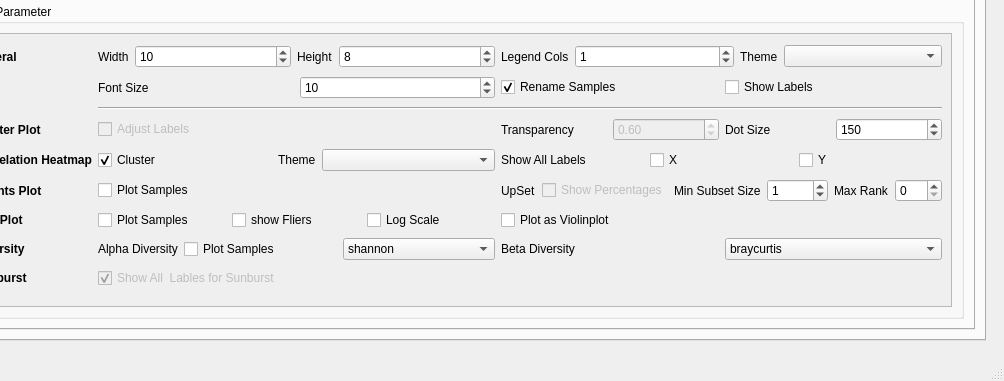
First picture: the form in metax/gui/metax_gui/main_window.ui, repository byemaxx/MetaX, before the edit; both pictures show x 88 to 1092 and y 371 to 752 of the 1092 by 752 pixel window.
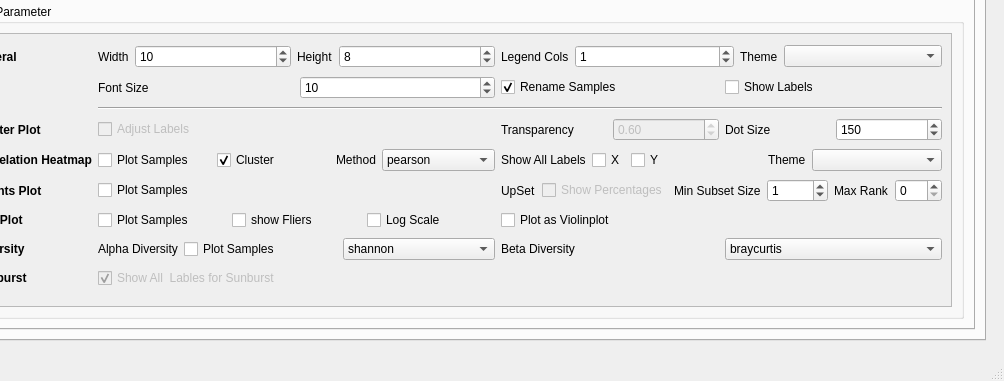
Second picture: the form after the edit. The open tabs and pages were chosen to show the change.

Commit message: - Change: Optimized the correlation heatmap plot.

```diff
--- a/metax/gui/metax_gui/main_window.ui
+++ b/metax/gui/metax_gui/main_window.ui
@@ -1830,7 +1830,7 @@
                        <rect>
                         <x>0</x>
                         <y>0</y>
-                        <width>799</width>
+                        <width>885</width>
                         <height>239</height>
                        </rect>
                       </property>
@@ -2406,6 +2406,12 @@
                         <layout class="QHBoxLayout" name="horizontalLayout_5">
                          <item>
                           <widget class="QLabel" name="label_129">
+                           <property name="sizePolicy">
+                            <sizepolicy hsizetype="Maximum" vsizetype="Preferred">
+                             <horstretch>0</horstretch>
+                             <verstretch>0</verstretch>
+                            </sizepolicy>
+                           </property>
                            <property name="text">
                             <string>Show All Labels</string>
                            </property>
@@ -2413,6 +2419,12 @@
                          </item>
                          <item>
                           <widget class="QCheckBox" name="checkBox_corr_show_all_labels_x">
+                           <property name="sizePolicy">
+                            <sizepolicy hsizetype="Fixed" vsizetype="Fixed">
+                             <horstretch>0</horstretch>
+                             <verstretch>0</verstretch>
+                            </sizepolicy>
+                           </property>
                            <property name="text">
                             <string>X</string>
                            </property>
@@ -2420,11 +2432,33 @@
                          </item>
                          <item>
                           <widget class="QCheckBox" name="checkBox_corr_show_all_labels_y">
+                           <property name="sizePolicy">
+                            <sizepolicy hsizetype="Minimum" vsizetype="Fixed">
+                             <horstretch>0</horstretch>
+                             <verstretch>0</verstretch>
+                            </sizepolicy>
+                           </property>
                            <property name="text">
                             <string>Y</string>
                            </property>
                           </widget>
                          </item>
+                         <item>
+                          <widget class="QLabel" name="label_192">
+                           <property name="sizePolicy">
+                            <sizepolicy hsizetype="Maximum" vsizetype="Preferred">
+                             <horstretch>0</horstretch>
+                             <verstretch>0</verstretch>
+                            </sizepolicy>
+                           </property>
+                           <property name="text">
+                            <string>Theme</string>
+                           </property>
+                          </widget>
+                         </item>
+                         <item>
+                          <widget class="QComboBox" name="comboBox_basic_corr_cmap"/>
+                         </item>
                         </layout>
                        </item>
                        <item row="4" column="0">
@@ -2471,6 +2505,13 @@
                        </item>
                        <item row="4" column="1">
                         <layout class="QHBoxLayout" name="horizontalLayout_3">
+                         <item>
+                          <widget class="QCheckBox" name="checkBox_corr_plot_samples">
+                           <property name="text">
+                            <string>Plot Samples</string>
+                           </property>
+                          </widget>
+                         </item>
                          <item>
                           <widget class="QCheckBox" name="checkBox_corr_cluster">
                            <property name="sizePolicy">
@@ -2488,20 +2529,42 @@
                           </widget>
                          </item>
                          <item>
-                          <widget class="QLabel" name="label_192">
+                          <widget class="QLabel" name="label_98">
                            <property name="sizePolicy">
-                            <sizepolicy hsizetype="Maximum" vsizetype="Preferred">
+                            <sizepolicy hsizetype="Fixed" vsizetype="Preferred">
                              <horstretch>0</horstretch>
                              <verstretch>0</verstretch>
                             </sizepolicy>
                            </property>
                            <property name="text">
-                            <string>Theme</string>
+                            <string>Method</string>
                            </property>
                           </widget>
                          </item>
                          <item>
-                          <widget class="QComboBox" name="comboBox_basic_corr_cmap"/>
+                          <widget class="QComboBox" name="comboBox_basic_corr_method">
+                           <property name="sizePolicy">
+                            <sizepolicy hsizetype="Minimum" vsizetype="Fixed">
+                             <horstretch>0</horstretch>
+                             <verstretch>0</verstretch>
+                            </sizepolicy>
+                           </property>
+                           <item>
+                            <property name="text">
+                             <string>pearson</string>
+                            </property>
+                           </item>
+                           <item>
+                            <property name="text">
+                             <string>spearman</string>
+                            </property>
+                           </item>
+                           <item>
+                            <property name="text">
+                             <string>kendall</string>
+                            </property>
+                           </item>
+                          </widget>
                          </item>
                         </layout>
                        </item>
```
Left out of the diff: 17 changed lines with no effect on the pictures. The commit also changes 8 other files.
